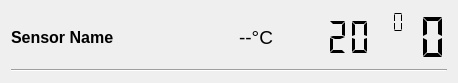
ArJKloek/ThermoLogger, file ui/sensor.ui: the form before one commit.
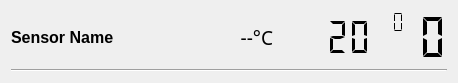
The form after the commit.

Commit message:
Add Digital-7 font and integrate with sensor UI
Added the Digital-7 font file and implemented font loading in main.py. Updated sensor.ui to use the Digital-7 font for the value label, improving the display of sensor data.

What changed in the file:
```diff
--- a/ui/sensor.ui
+++ b/ui/sensor.ui
@@ -45,6 +45,7 @@
     <widget class="QLabel" name="label_value">
      <property name="font">
       <font>
+       <family>Digital-7</family>
        <pointsize>14</pointsize>
       </font>
      </property>
```
The commit also changes 2 other files.
